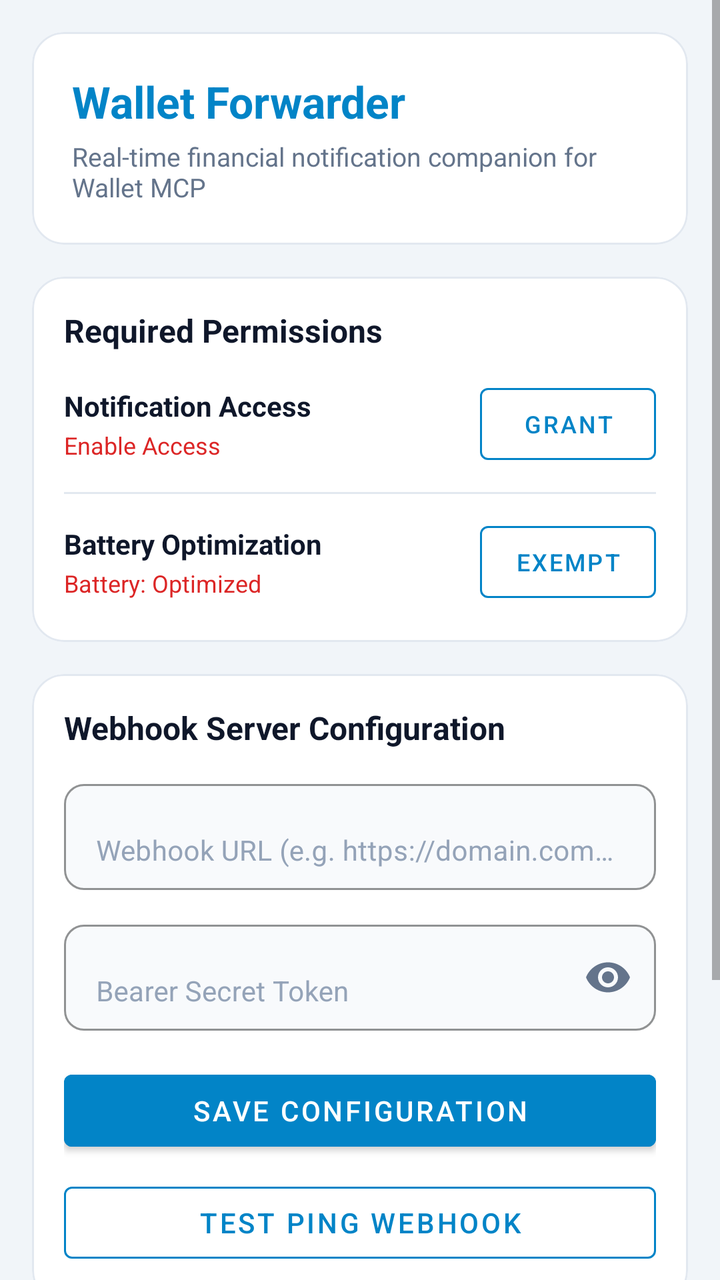
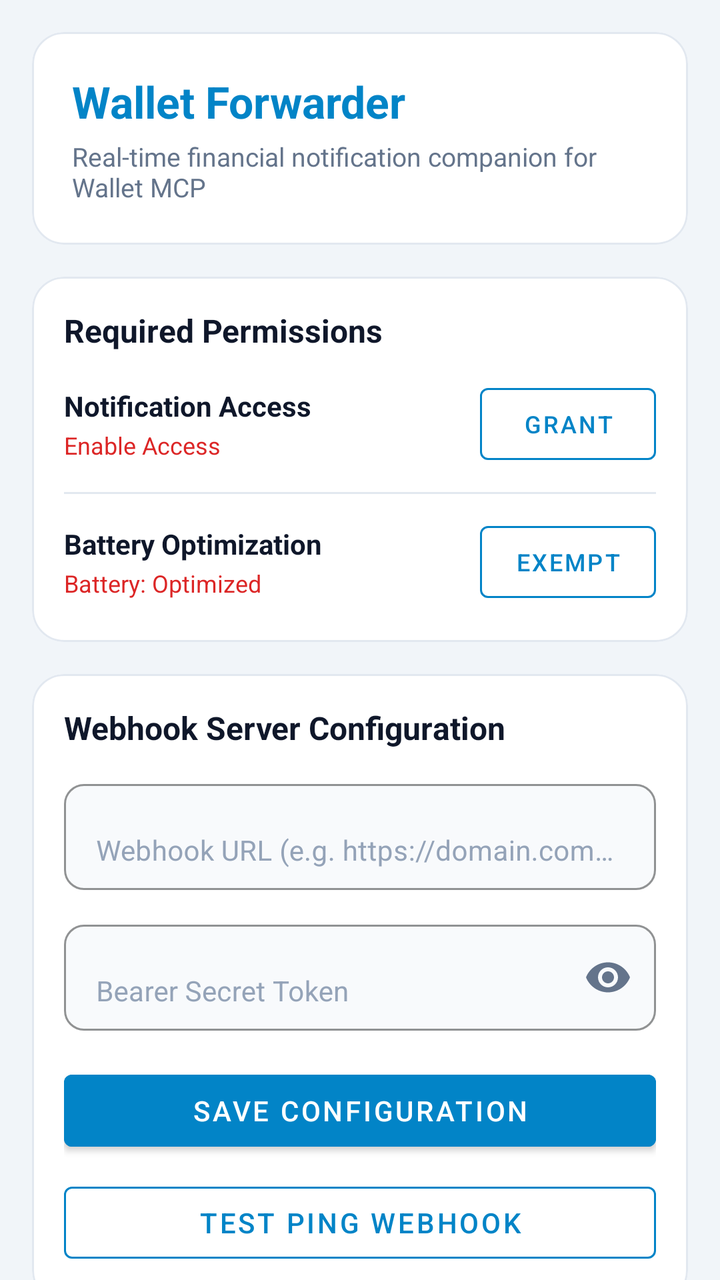

Compare the two renders of this Android layout. The source of the first and the diff that turns it into the second are given below.
<!-- AndroidManifest.xml: application theme Theme.WalletForwarder -->
<!-- res/layout/activity_main.xml -->
<?xml version="1.0" encoding="utf-8"?>
<ScrollView xmlns:android="http://schemas.android.com/apk/res/android"
    xmlns:app="http://schemas.android.com/apk/res-auto"
    android:layout_width="match_parent"
    android:layout_height="match_parent"
    android:background="@color/app_background"
    android:fillViewport="true">

    <LinearLayout
        android:layout_width="match_parent"
        android:layout_height="wrap_content"
        android:orientation="vertical"
        android:padding="16dp">

        
        <com.google.android.material.card.MaterialCardView
            android:layout_width="match_parent"
            android:layout_height="wrap_content"
            android:layout_marginBottom="16dp"
            app:cardBackgroundColor="@color/card_background"
            app:cardCornerRadius="16dp"
            app:cardElevation="0dp"
            app:strokeColor="@color/card_stroke"
            app:strokeWidth="1dp">

            <LinearLayout
                android:layout_width="match_parent"
                android:layout_height="wrap_content"
                android:orientation="vertical"
                android:padding="20dp">

                <TextView
                    android:layout_width="wrap_content"
                    android:layout_height="wrap_content"
                    android:text="@string/header_title"
                    android:textColor="@color/primary"
                    android:textSize="22sp"
                    android:textStyle="bold" />

                <TextView
                    android:layout_width="wrap_content"
                    android:layout_height="wrap_content"
                    android:layout_marginTop="4dp"
                    android:text="@string/header_subtitle"
                    android:textColor="@color/text_secondary"
                    android:textSize="13sp" />
            </LinearLayout>
        </com.google.android.material.card.MaterialCardView>

        
        <com.google.android.material.card.MaterialCardView
            android:layout_width="match_parent"
            android:layout_height="wrap_content"
            android:layout_marginBottom="16dp"
            app:cardBackgroundColor="@color/card_background"
            app:cardCornerRadius="16dp"
            app:cardElevation="0dp"
            app:strokeColor="@color/card_stroke"
            app:strokeWidth="1dp">

            <LinearLayout
                android:layout_width="match_parent"
                android:layout_height="wrap_content"
                android:orientation="vertical"
                android:padding="16dp">

                <TextView
                    android:layout_width="wrap_content"
                    android:layout_height="wrap_content"
                    android:text="@string/section_permissions"
                    android:textColor="@color/text_primary"
                    android:textSize="16sp"
                    android:textStyle="bold" />

                
                <LinearLayout
                    android:layout_width="match_parent"
                    android:layout_height="wrap_content"
                    android:layout_marginTop="12dp"
                    android:gravity="center_vertical"
                    android:orientation="horizontal">

                    <LinearLayout
                        android:layout_width="0dp"
                        android:layout_height="wrap_content"
                        android:layout_weight="1"
                        android:orientation="vertical">

                        <TextView
                            android:layout_width="wrap_content"
                            android:layout_height="wrap_content"
                            android:text="@string/perm_notification_listener"
                            android:textColor="@color/text_primary"
                            android:textSize="14sp"
                            android:textStyle="bold" />

                        <TextView
                            android:id="@+id/tvNotificationStatus"
                            android:layout_width="wrap_content"
                            android:layout_height="wrap_content"
                            android:layout_marginTop="2dp"
                            android:text="@string/status_not_granted"
                            android:textColor="@color/status_red"
                            android:textSize="12sp" />
                    </LinearLayout>

                    <com.google.android.material.button.MaterialButton
                        android:id="@+id/btnGrantNotification"
                        style="@style/Widget.MaterialComponents.Button.OutlinedButton"
                        android:layout_width="wrap_content"
                        android:layout_height="wrap_content"
                        android:text="Grant"
                        android:textColor="@color/primary"
                        app:strokeColor="@color/primary"
                        android:textSize="12sp" />
                </LinearLayout>

                <View
                    android:layout_width="match_parent"
                    android:layout_height="1dp"
                    android:layout_marginVertical="10dp"
                    android:background="@color/card_stroke" />

                
                <LinearLayout
                    android:layout_width="match_parent"
                    android:layout_height="wrap_content"
                    android:gravity="center_vertical"
                    android:orientation="horizontal">

                    <LinearLayout
                        android:layout_width="0dp"
                        android:layout_height="wrap_content"
                        android:layout_weight="1"
                        android:orientation="vertical">

                        <TextView
                            android:layout_width="wrap_content"
                            android:layout_height="wrap_content"
                            android:text="Battery Optimization"
                            android:textColor="@color/text_primary"
                            android:textSize="14sp"
                            android:textStyle="bold" />

                        <TextView
                            android:id="@+id/tvBatteryStatus"
                            android:layout_width="wrap_content"
                            android:layout_height="wrap_content"
                            android:layout_marginTop="2dp"
                            android:text="@string/status_battery_optimized"
                            android:textColor="@color/status_red"
                            android:textSize="12sp" />
                    </LinearLayout>

                    <com.google.android.material.button.MaterialButton
                        android:id="@+id/btnFixBattery"
                        style="@style/Widget.MaterialComponents.Button.OutlinedButton"
                        android:layout_width="wrap_content"
                        android:layout_height="wrap_content"
                        android:text="Exempt"
                        android:textColor="@color/primary"
                        app:strokeColor="@color/primary"
                        android:textSize="12sp" />
                </LinearLayout>

            </LinearLayout>
        </com.google.android.material.card.MaterialCardView>

        
        <com.google.android.material.card.MaterialCardView
            android:layout_width="match_parent"
            android:layout_height="wrap_content"
            android:layout_marginBottom="16dp"
            app:cardBackgroundColor="@color/card_background"
            app:cardCornerRadius="16dp"
            app:cardElevation="0dp"
            app:strokeColor="@color/card_stroke"
            app:strokeWidth="1dp">

            <LinearLayout
                android:layout_width="match_parent"
                android:layout_height="wrap_content"
                android:orientation="vertical"
                android:padding="16dp">

                <TextView
                    android:layout_width="wrap_content"
                    android:layout_height="wrap_content"
                    android:text="@string/section_connection"
                    android:textColor="@color/text_primary"
                    android:textSize="16sp"
                    android:textStyle="bold" />

                <com.google.android.material.textfield.TextInputLayout
                    android:layout_width="match_parent"
                    android:layout_height="wrap_content"
                    android:layout_marginTop="12dp"
                    android:hint="@string/hint_webhook_url"
                    android:textColorHint="@color/input_hint"
                    app:boxBackgroundColor="@color/input_background"
                    app:boxBackgroundMode="outline"
                    app:boxCornerRadiusBottomEnd="10dp"
                    app:boxCornerRadiusBottomStart="10dp"
                    app:boxCornerRadiusTopEnd="10dp"
                    app:boxCornerRadiusTopStart="10dp"
                    app:boxStrokeColor="@color/primary"
                    app:hintTextColor="@color/primary">

                    <com.google.android.material.textfield.TextInputEditText
                        android:id="@+id/etWebhookUrl"
                        android:layout_width="match_parent"
                        android:layout_height="wrap_content"
                        android:inputType="textUri"
                        android:textColor="@color/input_text"
                        android:textColorHint="@color/input_hint"
                        android:textSize="14sp" />
                </com.google.android.material.textfield.TextInputLayout>

                <com.google.android.material.textfield.TextInputLayout
                    android:layout_width="match_parent"
                    android:layout_height="wrap_content"
                    android:layout_marginTop="12dp"
                    android:hint="@string/hint_bearer_token"
                    android:textColorHint="@color/input_hint"
                    app:boxBackgroundColor="@color/input_background"
                    app:boxBackgroundMode="outline"
                    app:boxCornerRadiusBottomEnd="10dp"
                    app:boxCornerRadiusBottomStart="10dp"
                    app:boxCornerRadiusTopEnd="10dp"
                    app:boxCornerRadiusTopStart="10dp"
                    app:boxStrokeColor="@color/primary"
                    app:endIconMode="password_toggle"
                    app:endIconTint="@color/text_secondary"
                    app:hintTextColor="@color/primary">

                    <com.google.android.material.textfield.TextInputEditText
                        android:id="@+id/etBearerToken"
                        android:layout_width="match_parent"
                        android:layout_height="wrap_content"
                        android:inputType="textPassword"
                        android:textColor="@color/input_text"
                        android:textColorHint="@color/input_hint"
                        android:textSize="14sp" />
                </com.google.android.material.textfield.TextInputLayout>

                <LinearLayout
                    android:layout_width="match_parent"
                    android:layout_height="wrap_content"
                    android:layout_marginTop="16dp"
                    android:orientation="vertical">

                    <com.google.android.material.button.MaterialButton
                        android:id="@+id/btnSaveConfig"
                        android:layout_width="match_parent"
                        android:layout_height="wrap_content"
                        android:backgroundTint="@color/primary"
                        android:text="@string/btn_save_config"
                        android:textColor="@color/on_primary" />

                    <com.google.android.material.button.MaterialButton
                        android:id="@+id/btnTestPing"
                        style="@style/Widget.MaterialComponents.Button.OutlinedButton"
                        android:layout_width="match_parent"
                        android:layout_height="wrap_content"
                        android:layout_marginTop="8dp"
                        android:text="@string/btn_test_ping"
                        android:textColor="@color/primary"
                        app:strokeColor="@color/primary" />
                </LinearLayout>

            </LinearLayout>
        </com.google.android.material.card.MaterialCardView>

        
        <com.google.android.material.card.MaterialCardView
            android:layout_width="match_parent"
            android:layout_height="wrap_content"
            android:layout_marginBottom="24dp"
            app:cardBackgroundColor="@color/card_background"
            app:cardCornerRadius="16dp"
            app:cardElevation="0dp"
            app:strokeColor="@color/card_stroke"
            app:strokeWidth="1dp">

            <LinearLayout
                android:layout_width="match_parent"
                android:layout_height="wrap_content"
                android:orientation="vertical"
                android:padding="16dp">

                <LinearLayout
                    android:layout_width="match_parent"
                    android:layout_height="wrap_content"
                    android:gravity="center_vertical"
                    android:orientation="horizontal">

                    <TextView
                        android:layout_width="0dp"
                        android:layout_height="wrap_content"
                        android:layout_weight="1"
                        android:text="@string/section_logs"
                        android:textColor="@color/text_primary"
                        android:textSize="16sp"
                        android:textStyle="bold" />

                    <com.google.android.material.button.MaterialButton
                        android:id="@+id/btnClearLogs"
                        style="@style/Widget.MaterialComponents.Button.TextButton"
                        android:layout_width="wrap_content"
                        android:layout_height="wrap_content"
                        android:text="@string/btn_clear_logs"
                        android:textColor="@color/text_secondary"
                        android:textSize="12sp" />
                </LinearLayout>

                <TextView
                    android:id="@+id/tvLogsContent"
                    android:layout_width="match_parent"
                    android:layout_height="wrap_content"
                    android:layout_marginTop="8dp"
                    android:background="@color/log_background"
                    android:fontFamily="monospace"
                    android:padding="12dp"
                    android:text="@string/logs_empty"
                    android:textColor="@color/log_text"
                    android:textSize="12sp" />

            </LinearLayout>
        </com.google.android.material.card.MaterialCardView>

    </LinearLayout>
</ScrollView>
<!-- resources referenced by this layout -->
<resources>
  <color name="app_background">#F1F5F9</color>
  <color name="card_background">#FFFFFF</color>
  <color name="card_stroke">#E2E8F0</color>
  <color name="input_background">#F8FAFC</color>
  <color name="input_hint">#94A3B8</color>
  <color name="input_text">#0F172A</color>
  <color name="log_background">#F8FAFC</color>
  <color name="log_text">#334155</color>
  <color name="on_primary">#FFFFFF</color>
  <color name="primary">#0284C7</color>
  <color name="status_red">#DC2626</color>
  <color name="text_primary">#0F172A</color>
  <color name="text_secondary">#64748B</color>
  <string name="btn_clear_logs">Clear Logs</string>
  <string name="btn_save_config">Save Configuration</string>
  <string name="btn_test_ping">Test Ping Webhook</string>
  <string name="header_subtitle">Real-time financial notification companion for Wallet MCP</string>
  <string name="header_title">Wallet Forwarder</string>
  <string name="hint_bearer_token">Bearer Secret Token</string>
  <string name="hint_webhook_url">Webhook URL (e.g. https://domain.com/webhook/notification)</string>
  <string name="logs_empty">No notifications captured yet.</string>
  <string name="perm_notification_listener">Notification Access</string>
  <string name="section_connection">Webhook Server Configuration</string>
  <string name="section_logs">Forwarded Activity Log</string>
  <string name="section_permissions">Required Permissions</string>
  <string name="status_battery_optimized">Battery: Optimized</string>
  <string name="status_not_granted">Enable Access</string>
  <style name="Theme.WalletForwarder" parent="Theme.MaterialComponents.DayNight.NoActionBar">
          <item name="colorPrimary">@color/primary</item>
          <item name="colorPrimaryVariant">@color/primary_variant</item>
          <item name="colorOnPrimary">@color/on_primary</item>
          <item name="colorSecondary">@color/secondary</item>
          <item name="colorSecondaryVariant">@color/secondary_variant</item>
          <item name="colorOnSecondary">@color/on_secondary</item>
          <item name="android:statusBarColor">@color/app_background</item>
          <item name="android:windowLightStatusBar">true</item>
          <item name="android:colorBackground">@color/app_background</item>
      </style>
  <color name="primary_variant">#0369A1</color>
  <color name="secondary">#0EA5E9</color>
  <color name="secondary_variant">#0284C7</color>
  <color name="on_secondary">#FFFFFF</color>
</resources>

<!-- the commit's change to res/layout/activity_main.xml (unified diff, before → after) -->
@@ -1,5 +1,5 @@
 <?xml version="1.0" encoding="utf-8"?>
-<ScrollView xmlns:android="http://schemas.android.com/apk/res/android"
+<androidx.core.widget.NestedScrollView xmlns:android="http://schemas.android.com/apk/res/android"
     xmlns:app="http://schemas.android.com/apk/res-auto"
     android:layout_width="match_parent"
     android:layout_height="match_parent"
@@ -304,29 +304,63 @@
                         android:textStyle="bold" />
 
                     <com.google.android.material.button.MaterialButton
+                        android:id="@+id/btnCopyLogs"
+                        style="@style/Widget.MaterialComponents.Button.TextButton"
+                        android:layout_width="40dp"
+                        android:layout_height="40dp"
+                        android:contentDescription="@string/btn_copy_logs"
+                        android:insetLeft="0dp"
+                        android:insetTop="0dp"
+                        android:insetRight="0dp"
+                        android:insetBottom="0dp"
+                        android:padding="0dp"
+                        app:icon="@drawable/ic_copy"
+                        app:iconGravity="textStart"
+                        app:iconPadding="0dp"
+                        app:iconSize="20dp"
+                        app:iconTint="@color/text_secondary" />
+
+                    <com.google.android.material.button.MaterialButton
                         android:id="@+id/btnClearLogs"
                         style="@style/Widget.MaterialComponents.Button.TextButton"
-                        android:layout_width="wrap_content"
-                        android:layout_height="wrap_content"
-                        android:text="@string/btn_clear_logs"
-                        android:textColor="@color/text_secondary"
-                        android:textSize="12sp" />
+                        android:layout_width="40dp"
+                        android:layout_height="40dp"
+                        android:contentDescription="@string/btn_clear_logs"
+                        android:insetLeft="0dp"
+                        android:insetTop="0dp"
+                        android:insetRight="0dp"
+                        android:insetBottom="0dp"
+                        android:padding="0dp"
+                        app:icon="@drawable/ic_trash"
+                        app:iconGravity="textStart"
+                        app:iconPadding="0dp"
+                        app:iconSize="20dp"
+                        app:iconTint="@color/status_red" />
                 </LinearLayout>
 
-                <TextView
-                    android:id="@+id/tvLogsContent"
-                    android:layout_width="match_parent"
-                    android:layout_height="wrap_content"
+                <androidx.core.widget.NestedScrollView
+                    android:id="@+id/scrollLogs"
+                    android:layout_width="match_parent"
+                    android:layout_height="200dp"
                     android:layout_marginTop="8dp"
                     android:background="@color/log_background"
-                    android:fontFamily="monospace"
-                    android:padding="12dp"
-                    android:text="@string/logs_empty"
-                    android:textColor="@color/log_text"
-                    android:textSize="12sp" />
+                    android:fadeScrollbars="false"
+                    android:scrollbars="vertical">
+
+                    <TextView
+                        android:id="@+id/tvLogsContent"
+                        android:layout_width="match_parent"
+                        android:layout_height="wrap_content"
+                        android:fontFamily="monospace"
+                        android:padding="12dp"
+                        android:text="@string/logs_empty"
+                        android:textColor="@color/log_text"
+                        android:textSize="12sp" />
+
+                </androidx.core.widget.NestedScrollView>
 
             </LinearLayout>
         </com.google.android.material.card.MaterialCardView>
 
     </LinearLayout>
-</ScrollView>
+</androidx.core.widget.NestedScrollView>
<!-- resource entries referenced after the edit -->
@@ -13,7 +13,28 @@
   <color name="status_red">#DC2626</color>
   <color name="text_primary">#0F172A</color>
   <color name="text_secondary">#64748B</color>
-  <string name="btn_clear_logs">Clear Logs</string>
+  <!-- drawable ic_copy (drawable) -->
+  <vector xmlns:android="http://schemas.android.com/apk/res/android"
+      android:width="20dp"
+      android:height="20dp"
+      android:viewportWidth="24"
+      android:viewportHeight="24">
+      <path
+          android:fillColor="#FFFFFFFF"
+          android:pathData="M16,1H4C2.9,1 2,1.9 2,3v14h2V3h12V1zm3,4H8C6.9,5 6,5.9 6,7v14c0,1.1 0.9,2 2,2h11c1.1,0 2,-0.9 2,-2V7c0,-1.1 -0.9,-2 -2,-2zm0,16H8V7h11v14z" />
+  </vector>
+  <!-- drawable ic_trash (drawable) -->
+  <vector xmlns:android="http://schemas.android.com/apk/res/android"
+      android:width="20dp"
+      android:height="20dp"
+      android:viewportWidth="24"
+      android:viewportHeight="24">
+      <path
+          android:fillColor="#FFFFFFFF"
+          android:pathData="M16,9v10H8V9h8m-1.5,-6h-5l-1,1H5v2h14V4h-3.5l-1,-1zM18,7H6v12c0,1.1 0.9,2 2,2h8c1.1,0 2,-0.9 2,-2V7z" />
+  </vector>
+  <string name="btn_clear_logs">Clear</string>
+  <string name="btn_copy_logs">Copy</string>
   <string name="btn_save_config">Save Configuration</string>
   <string name="btn_test_ping">Test Ping Webhook</string>
   <string name="header_subtitle">Real-time financial notification companion for Wallet MCP</string>
